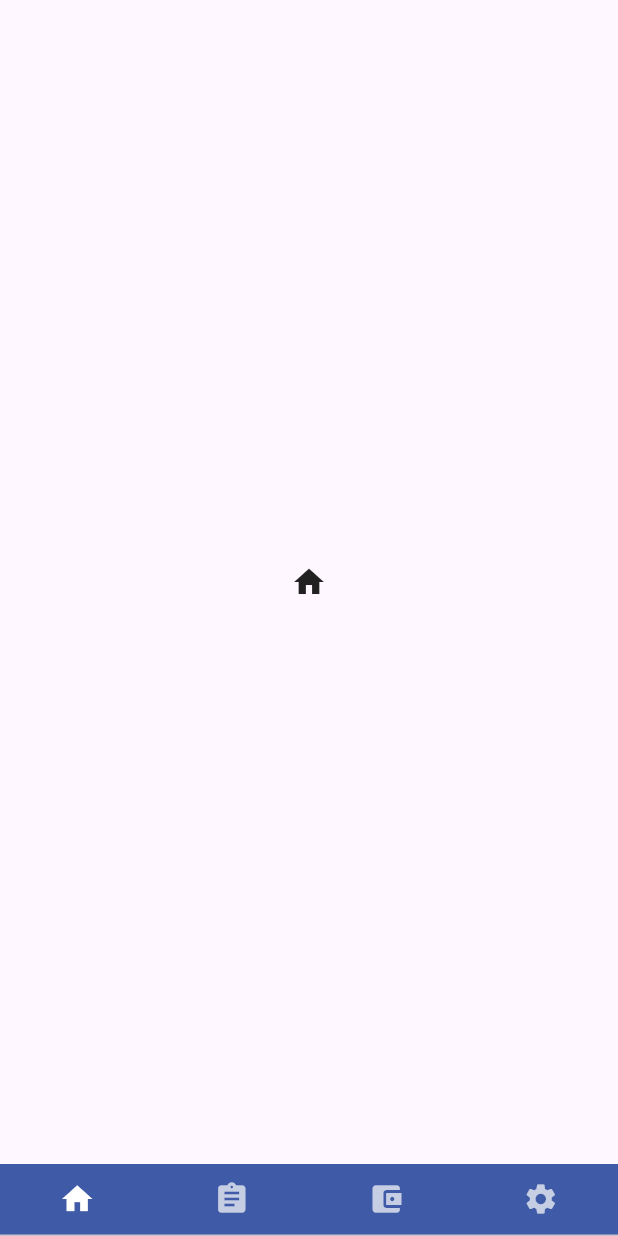
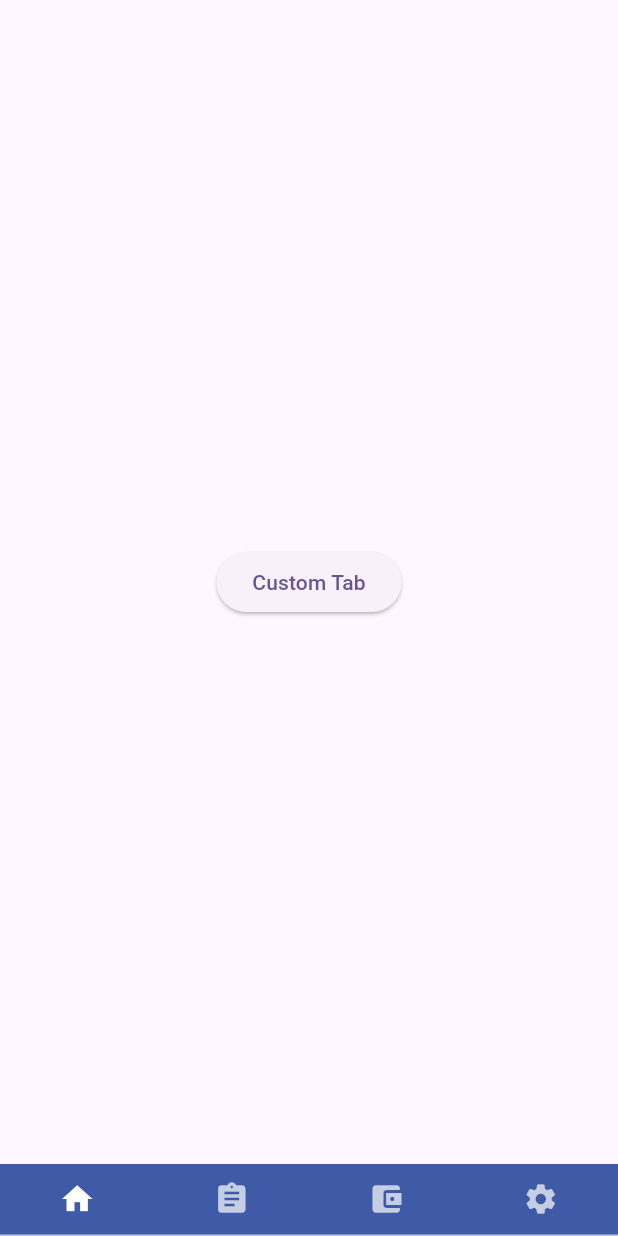
Before and after one commit to devtanvirmahtab/bottom_tab_bar, a Flutter app: the screen it shows after launch, on a phone screen of 412 x 824 dp. Run offline on Flutter 3.47's test engine with Material 3 defaults, Android fonts, the phone set to English and light mode, and no system bars; our stand-ins replace flutter_svg.

Commit message:
make custom tab view

```diff
--- a/lib/home_page.dart
+++ b/lib/home_page.dart
@@ -1,4 +1,6 @@
+import 'package:bottom_tab_bar/custom_tab.dart';
 import 'package:flutter/material.dart';
+import 'package:flutter_svg/flutter_svg.dart';
 
 class MyHomePage extends StatefulWidget {
   const MyHomePage({super.key});
@@ -10,13 +12,28 @@ class MyHomePage extends StatefulWidget {
 class _MyHomePageState extends State<MyHomePage> {
   @override
   Widget build(BuildContext context) {
-    return  DefaultTabController(length: 4, child: Scaffold(
-      body: const TabBarView(
+    return DefaultTabController(
+        length: 4,
+        child: Scaffold(
+          body: TabBarView(
             children: [
-          Icon(Icons.home),
-          Icon(Icons.directions_car),
-          Icon(Icons.directions_transit),
-          Icon(Icons.directions_bike),
+              Scaffold(
+                body: Center(
+                  child: ElevatedButton(
+                    onPressed: () {
+                      Navigator.push(
+                        context,
+                        MaterialPageRoute(
+                            builder: (context) => CustomTab()),
+                      );
+                    },
+                    child: const Text("Custom Tab"),
+                  ),
+                ),
+              ),
+              const Icon(Icons.directions_car),
+              const Icon(Icons.directions_transit),
+              const Icon(Icons.directions_bike),
             ],
           ),
           bottomNavigationBar: menu(),
@@ -26,15 +43,15 @@ class _MyHomePageState extends State<MyHomePage> {
   Widget menu() {
     return Container(
       color: const Color(0xFF3F5AA6),
-      child:  const TabBar(
+      child: TabBar(
         labelColor: Colors.white,
         unselectedLabelColor: Colors.white70,
         indicatorSize: TabBarIndicatorSize.tab,
-        indicatorPadding: EdgeInsets.all(5.0),
+        indicatorPadding: const EdgeInsets.all(5.0),
         indicatorColor: Colors.blue,
-        indicator: BoxDecoration(),
+        indicator: const BoxDecoration(),
         tabAlignment: TabAlignment.fill,
-        tabs: [
+        tabs: const[
           Tab(
             icon: Icon(Icons.home),
           ),
@@ -51,5 +68,4 @@ class _MyHomePageState extends State<MyHomePage> {
       ),
     );
   }
-
 }
--- a/pubspec.yaml
+++ b/pubspec.yaml
@@ -35,6 +35,7 @@ dependencies:
   # The following adds the Cupertino Icons font to your application.
   # Use with the CupertinoIcons class for iOS style icons.
   cupertino_icons: ^1.0.2
+  flutter_svg: ^2.0.9
 
 dev_dependencies:
   flutter_test:
@@ -59,8 +60,8 @@ flutter:
   uses-material-design: true
 
   # To add assets to your application, add an assets section, like this:
-  # assets:
-  #   - images/a_dot_burr.jpeg
+  assets:
+    - assets/images/
   #   - images/a_dot_ham.jpeg
 
   # An image asset can refer to one or more resolution-specific "variants", see
```
Also changed, not shown: lib/custom_tab.dart (added, +121 -0 lines), assets/images/Icon.svg (added), assets/images/chat.svg (added), pubspec.lock. Lines whose indentation alone changed are shown as unchanged.
